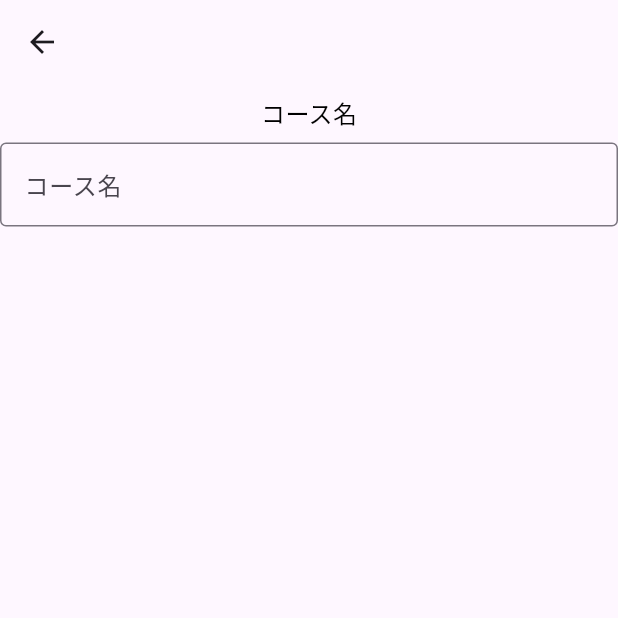
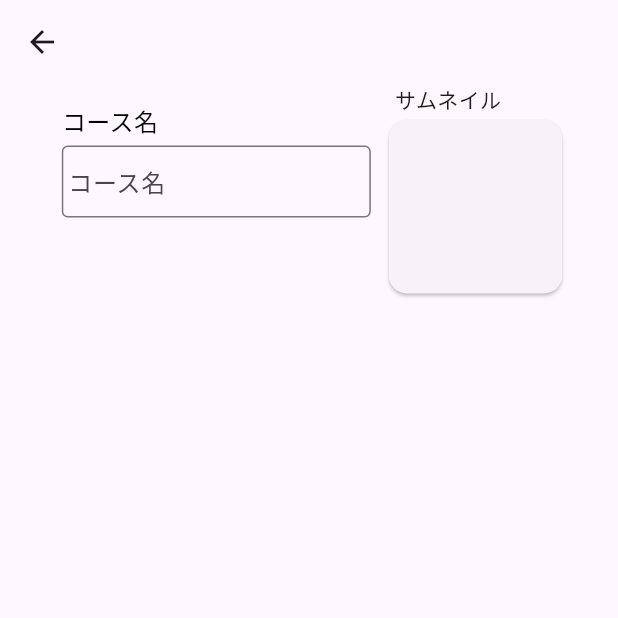
Before and after one commit to GreenTeaProgrammers/WhereChildBus, a Flutter app: the BusEditPage screen opened directly, on a phone screen of 412 x 824 dp, the top half of it. Run offline on Flutter 3.47's test engine with Material 3 defaults, Android fonts, the phone set to English and light mode, and no system bars; our stand-ins replace fixnum, flutter_dotenv; missing offline and left inert: grpc, protobuf.

Commit message:
feat:入力フォームとサムネ画像の配置を追加

```diff
--- a/frontend/where_child_bus/lib/pages/bus_list_page/bus_edit_page/bus_edit_page.dart
+++ b/frontend/where_child_bus/lib/pages/bus_list_page/bus_edit_page/bus_edit_page.dart
@@ -1,5 +1,5 @@
 import 'package:flutter/material.dart';
-import 'package:where_child_bus/pages/bus_list_page/bus_edit_page/styles/styles.dart';
+import 'package:where_child_bus/pages/bus_list_page/bus_edit_page/components/input_element.dart';
 
 class BusEditPage extends StatelessWidget {
   @override
@@ -8,41 +8,39 @@ class BusEditPage extends StatelessWidget {
       onTap: () => primaryFocus?.unfocus(),
       child: Scaffold(
         appBar: AppBar(),
-        body: pageBody()
+        body: pageBody(context)
       ),
     );
   }
 
-  Widget pageBody() {
+  Widget pageBody(BuildContext context) {
     return Center(
-      child: courseNameBody(),
-    );
-  }
-
-  Widget courseNameBody() {
-    return Column(
-      children: [
-        courseNameTitle(),
-        courseNameInputField(),
-      ],
+      child: Row(
+        mainAxisAlignment: MainAxisAlignment.center,
+        crossAxisAlignment: CrossAxisAlignment.start,
+        children: [
+          const InputElement(inputFieldTitle: "コース名", labelText: "コース名", hintText: "コース名を入力してください"),
+          busThumbnail(context),
+        ],
+      ),
     );
   }
 
 
-
-  Widget courseNameTitle() {
-    return  Padding(
-      padding:  const EdgeInsets.all(8.0),
-      child: Text(
-        "コース名",
-        style: normalText(),
-      ),
-    );
-  }
-
-  Widget courseNameInputField() {
-    return TextField(
-      decoration: editPageInputDecoration("コース名", "コース名を入力して下さい")
+  Widget busThumbnail(BuildContext context) {
+    return Column(
+      crossAxisAlignment: CrossAxisAlignment.start,
+      children: [
+        const Padding(
+          padding:  EdgeInsets.symmetric(horizontal: 8),
+          child:  Text("サムネイル"),
+        ),
+        SizedBox(
+          width: MediaQuery.of(context).size.width * 0.3,
+          height: MediaQuery.of(context).size.width * 0.3,
+          child: Card(),
+        ),
+      ]
     );
   }
 }
--- /dev/null
+++ b/frontend/where_child_bus/lib/pages/bus_list_page/bus_edit_page/components/input_element.dart
@@ -0,0 +1,25 @@
+import "package:flutter/material.dart";
+import "package:where_child_bus/pages/bus_list_page/bus_edit_page/components/input_field.dart";
+import "package:where_child_bus/pages/bus_list_page/bus_edit_page/components/input_field_title.dart";
+
+class InputElement extends StatelessWidget {
+  final String inputFieldTitle;
+  final String labelText;
+  final String hintText;
+
+  const InputElement({super.key, required this.inputFieldTitle, required this.labelText, required this.hintText});
+
+  @override
+  Widget build(BuildContext context) {
+    return Padding(
+      padding: const EdgeInsets.all(8.0),
+      child: Column(
+        crossAxisAlignment: CrossAxisAlignment.start,
+        children: [
+          InputFieldTitle(title: inputFieldTitle),
+          InputField(labelText: labelText, hintText: hintText),
+        ],
+      ),
+    );
+  }
+}
--- /dev/null
+++ b/frontend/where_child_bus/lib/pages/bus_list_page/bus_edit_page/components/input_field.dart
@@ -0,0 +1,20 @@
+
+import "package:flutter/material.dart";
+import "package:where_child_bus/pages/bus_list_page/bus_edit_page/styles/styles.dart";
+
+class InputField extends StatelessWidget {
+  final String labelText;
+  final String hintText;
+
+  const InputField({super.key, required this.labelText, required this.hintText});
+
+  @override
+  Widget build(BuildContext context) {
+    return Container(
+      width: MediaQuery.of(context).size.width * 0.5,
+      child: TextField(
+        decoration: editPageInputDecoration(labelText, hintText)
+      ),
+    );
+  }
+}
--- /dev/null
+++ b/frontend/where_child_bus/lib/pages/bus_list_page/bus_edit_page/components/input_field_title.dart
@@ -0,0 +1,19 @@
+import "package:flutter/material.dart";
+import "package:where_child_bus/pages/bus_list_page/bus_edit_page/styles/styles.dart";
+
+class InputFieldTitle extends StatelessWidget {
+  final String title;
+
+  const InputFieldTitle({required this.title});
+
+  @override
+  Widget build(BuildContext context) {
+    return Padding(
+      padding: const EdgeInsets.symmetric(vertical: 5),
+      child: Text(
+        title,
+        style: normalText()
+      ),
+    );
+  }
+}
--- a/frontend/where_child_bus/lib/pages/bus_list_page/bus_edit_page/styles/styles.dart
+++ b/frontend/where_child_bus/lib/pages/bus_list_page/bus_edit_page/styles/styles.dart
@@ -21,6 +21,7 @@ InputDecoration editPageInputDecoration(String labelText, String hintText) {
     labelText: labelText,
     hintText: hintText,
     border: const OutlineInputBorder(),
+    contentPadding: EdgeInsets.symmetric(vertical:  5)
   );
 }
 
```
